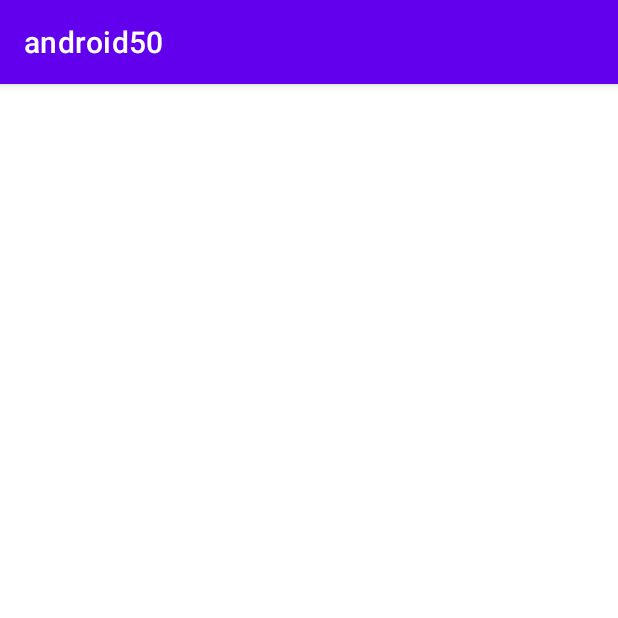
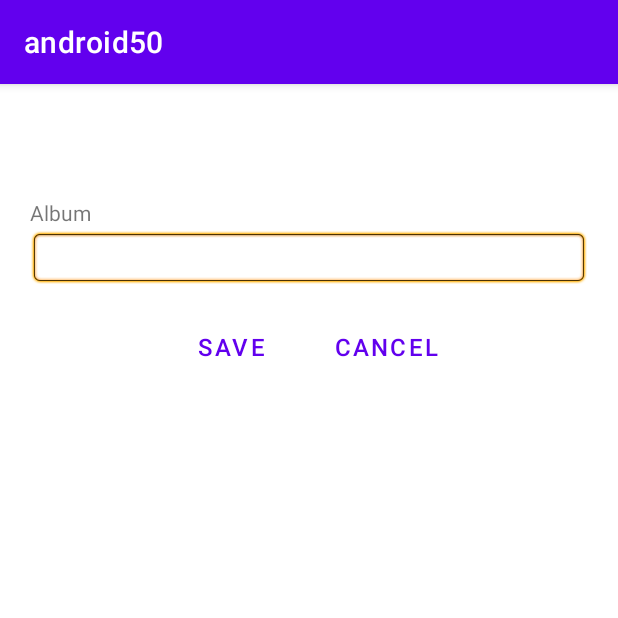
Before and after one commit to vincephung/Android-Photos-App, an Android app: the CreateEditAlbum screen opened directly, with no data from a screen before it, on a phone screen of 412 x 824 dp, the top half of it. Run offline under Robolectric (Android 15) with nearby library versions, the phone set to English and light mode, and no system bars.

Commit message:
more layout additions

```diff
--- a/app/src/main/AndroidManifest.xml
+++ b/app/src/main/AndroidManifest.xml
@@ -9,7 +9,8 @@
         android:roundIcon="@mipmap/ic_launcher_round"
         android:supportsRtl="true"
         android:theme="@style/Theme.Android50">
-        <activity android:name=".CreateEditAlbum"></activity>
+        <activity android:name=".InsideAlbum"></activity>
+        <activity android:name=".CreateEditAlbum" />
         <activity android:name=".Search" />
         <activity android:name=".UserAlbums">
             <intent-filter>
--- /dev/null
+++ b/app/src/main/java/com/example/android50/InsideAlbum.java
@@ -0,0 +1,14 @@
+package com.example.android50;
+
+import androidx.appcompat.app.AppCompatActivity;
+
+import android.os.Bundle;
+
+public class InsideAlbum extends AppCompatActivity {
+
+    @Override
+    protected void onCreate(Bundle savedInstanceState) {
+        super.onCreate(savedInstanceState);
+        setContentView(R.layout.activity_inside_album);
+    }
+}
--- a/app/src/main/res/layout/activity_create_edit_album.xml
+++ b/app/src/main/res/layout/activity_create_edit_album.xml
@@ -6,4 +6,63 @@
     android:layout_height="match_parent"
     tools:context=".CreateEditAlbum">
 
+    <LinearLayout
+        android:orientation="vertical"
+        android:layout_width="match_parent"
+        android:layout_height="match_parent"
+        android:layout_marginTop="?attr/actionBarSize"
+        android:padding="20dp">
+
+        <!--  Name label -->
+        <TextView
+            android:layout_width="wrap_content"
+            android:layout_height="wrap_content"
+            android:paddingBottom="2dp"
+            android:text="@string/albumLbl" />
+
+        <!-- Name field -->
+        <EditText
+            android:id="@+id/album_name"
+            android:layout_width="match_parent"
+            android:layout_height="wrap_content"
+            android:background="@android:drawable/editbox_background" />
+
+        <!--  Year label -->
+
+        <!-- Year field -->
+
+        <!--  Director label -->
+
+        <!-- Director field -->
+
+        <!--  Buttons for save and cancel -->
+        <LinearLayout
+            android:layout_width="match_parent"
+            android:layout_height="wrap_content"
+            android:gravity="center"
+            android:orientation="horizontal"
+            android:paddingTop="20dp">
+
+            <Button
+                android:id="@+id/album_save"
+                style="?android:attr/buttonBarButtonStyle"
+                android:layout_width="wrap_content"
+                android:layout_height="40dp"
+                android:layout_marginEnd="15dp"
+                android:text="@string/saveLbl"
+                android:textSize="16sp"
+                app:backgroundTint="#FFFFFF" />
+
+            <Button
+                android:id="@+id/album_cancel"
+                style="?android:attr/buttonBarButtonStyle"
+                android:layout_width="wrap_content"
+                android:layout_height="40dp"
+                android:text="@string/cancelLbl"
+                android:textSize="16sp"
+                app:backgroundTint="#FFFFFF" />
+
+        </LinearLayout>
+    </LinearLayout>
+
 </androidx.constraintlayout.widget.ConstraintLayout>
--- /dev/null
+++ b/app/src/main/res/layout/activity_inside_album.xml
@@ -0,0 +1,9 @@
+<?xml version="1.0" encoding="utf-8"?>
+<androidx.constraintlayout.widget.ConstraintLayout xmlns:android="http://schemas.android.com/apk/res/android"
+    xmlns:app="http://schemas.android.com/apk/res-auto"
+    xmlns:tools="http://schemas.android.com/tools"
+    android:layout_width="match_parent"
+    android:layout_height="match_parent"
+    tools:context=".InsideAlbum">
+
+</androidx.constraintlayout.widget.ConstraintLayout>
--- a/app/src/main/res/values/strings.xml
+++ b/app/src/main/res/values/strings.xml
@@ -19,5 +19,7 @@
     <string name="or">OR</string>
     <string name="search">Search by One or Two Tags</string>
 
-
+    <string name="albumLbl">Album</string>
+    <string name="saveLbl">Save</string>
+    <string name="cancelLbl">Cancel</string>
 </resources>
```
